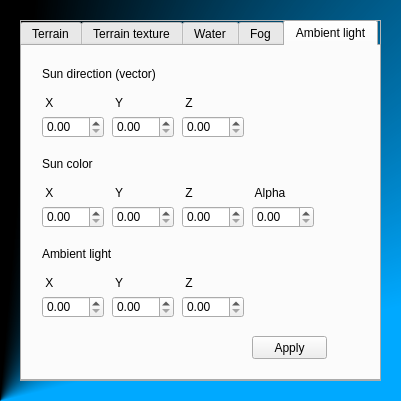
The window that bin/data/ui/environment_editor.ui (realXtend/tundra) describes before a commit, drawn with Qt 5.
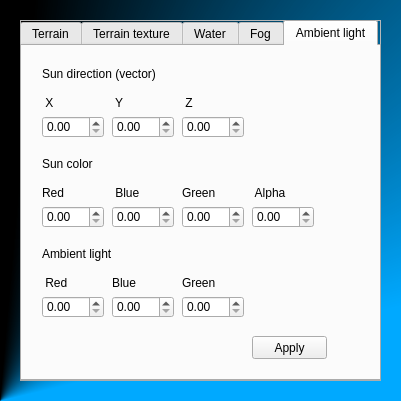
The same window after the commit. The open tabs and pages were chosen to show the change.

Commit message: Fixes wrong labels in ambient light editor.

```diff
--- a/bin/data/ui/environment_editor.ui
+++ b/bin/data/ui/environment_editor.ui
@@ -1136,7 +1136,7 @@
           </rect>
          </property>
          <property name="text">
-          <string> X</string>
+          <string>Red</string>
          </property>
         </widget>
         <widget class="QLabel" name="label_7">
@@ -1149,7 +1149,7 @@
           </rect>
          </property>
          <property name="text">
-          <string> Y</string>
+          <string> Blue</string>
          </property>
         </widget>
         <widget class="QLabel" name="label_8">
@@ -1162,7 +1162,7 @@
           </rect>
          </property>
          <property name="text">
-          <string> Z</string>
+          <string>Green</string>
          </property>
         </widget>
         <widget class="QDoubleSpinBox" name="doubleSpinBox_7">
@@ -1218,7 +1218,7 @@
           </rect>
          </property>
          <property name="text">
-          <string> X</string>
+          <string> Red</string>
          </property>
         </widget>
         <widget class="QLabel" name="label_11">
@@ -1231,7 +1231,7 @@
           </rect>
          </property>
          <property name="text">
-          <string> Y</string>
+          <string>Blue</string>
          </property>
         </widget>
         <widget class="QLabel" name="label_12">
@@ -1244,7 +1244,7 @@
           </rect>
          </property>
          <property name="text">
-          <string> Z</string>
+          <string>Green</string>
          </property>
         </widget>
         <widget class="QPushButton" name="pushButton">
```
Left out of the diff: 20 changed lines with no effect on the pictures.
